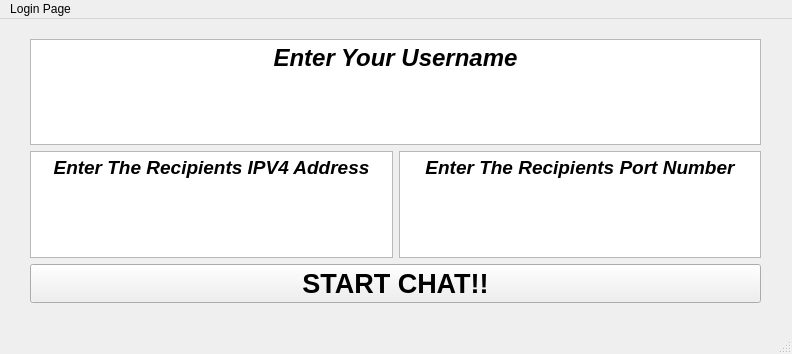
Above: ChatApplication.ui from jeff00363/CSC-265-Messaging-Application before the change. Below: the same form after it.
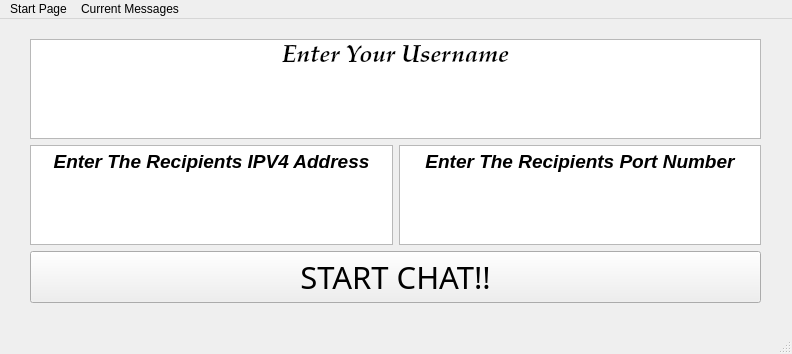
That is the form after the change.

Diff of the .ui file:
```diff
--- a/ChatApplication.ui
+++ b/ChatApplication.ui
@@ -26,12 +26,17 @@
     <layout class="QVBoxLayout" name="verticalLayout">
      <item>
       <widget class="QTextEdit" name="Username">
+       <property name="font">
+        <font>
+         <family>Palatino Linotype</family>
+        </font>
+       </property>
        <property name="html">
         <string>&lt;!DOCTYPE HTML PUBLIC &quot;-//W3C//DTD HTML 4.0//EN&quot; &quot;http://www.w3.org/TR/REC-html40/strict.dtd&quot;&gt;
 &lt;html&gt;&lt;head&gt;&lt;meta name=&quot;qrichtext&quot; content=&quot;1&quot; /&gt;&lt;style type=&quot;text/css&quot;&gt;
 p, li { white-space: pre-wrap; }
-&lt;/style&gt;&lt;/head&gt;&lt;body style=&quot; font-family:'MS Shell Dlg 2'; font-size:8.25pt; font-weight:400; font-style:normal;&quot;&gt;
-&lt;p align=&quot;center&quot; style=&quot; margin-top:0px; margin-bottom:0px; margin-left:0px; margin-right:0px; -qt-block-indent:0; text-indent:0px;&quot;&gt;&lt;span style=&quot; font-size:18pt; font-weight:600; font-style:italic;&quot;&gt;Enter Your Username&lt;/span&gt;&lt;/p&gt;&lt;/body&gt;&lt;/html&gt;</string>
+&lt;/style&gt;&lt;/head&gt;&lt;body style=&quot; font-family:'Palatino Linotype'; font-size:8.25pt; font-weight:400; font-style:normal;&quot;&gt;
+&lt;p align=&quot;center&quot; style=&quot; margin-top:0px; margin-bottom:0px; margin-left:0px; margin-right:0px; -qt-block-indent:0; text-indent:0px;&quot;&gt;&lt;span style=&quot; font-family:'MS Shell Dlg 2'; font-size:18pt; font-weight:600; font-style:italic;&quot;&gt;Enter Your Username&lt;/span&gt;&lt;/p&gt;&lt;/body&gt;&lt;/html&gt;</string>
        </property>
       </widget>
      </item>
@@ -65,10 +70,11 @@
       <widget class="QPushButton" name="pushButton">
        <property name="font">
         <font>
-         <pointsize>20</pointsize>
-         <weight>75</weight>
+         <family>Onyx</family>
+         <pointsize>23</pointsize>
+         <weight>50</weight>
          <italic>false</italic>
-         <bold>true</bold>
+         <bold>false</bold>
          <stylestrategy>PreferAntialias</stylestrategy>
         </font>
        </property>
@@ -94,10 +100,16 @@
    </property>
    <widget class="QMenu" name="menuLogin_Page">
     <property name="title">
-     <string>Login Page</string>
+     <string>Start Page</string>
+    </property>
+   </widget>
+   <widget class="QMenu" name="menuCurrent_Messages">
+    <property name="title">
+     <string>Current Messages</string>
     </property>
    </widget>
    <addaction name="menuLogin_Page"/>
+   <addaction name="menuCurrent_Messages"/>
   </widget>
   <widget class="QStatusBar" name="statusbar"/>
  </widget>
```
Left out of the diff: 2 changed lines with no effect on the pictures.
